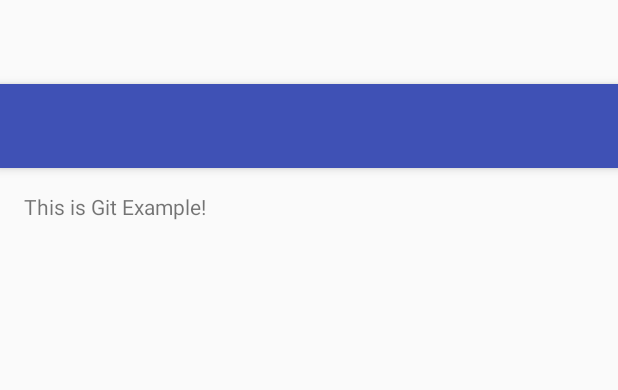
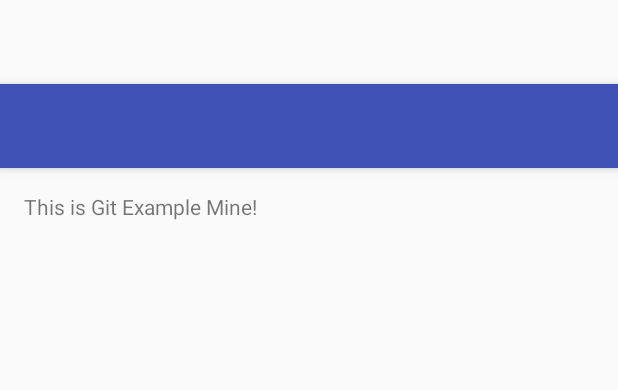
Before and after one commit to atul-ojha/GitHubExample, an Android app: the layout activity_git_example.xml on its own in the app's theme, with its tools: preview values and no code run, on a phone screen of 412 x 824 dp. Shown: the top 390 px of the screen. Run offline under Robolectric (Android 15) with nearby library versions, the phone set to English and light mode, and no system bars.

Commit message:
Changed display text

```diff
--- a/app/src/main/res/layout/content_git_example.xml
+++ b/app/src/main/res/layout/content_git_example.xml
@@ -9,6 +9,6 @@
     app:layout_behavior="@string/appbar_scrolling_view_behavior"
     tools:showIn="@layout/activity_git_example" tools:context=".GitExampleActivity">
 
-    <TextView android:text="This is Git Example!" android:layout_width="wrap_content"
+    <TextView android:text="This is Git Example Mine!" android:layout_width="wrap_content"
         android:layout_height="wrap_content" />
 </RelativeLayout>
```
